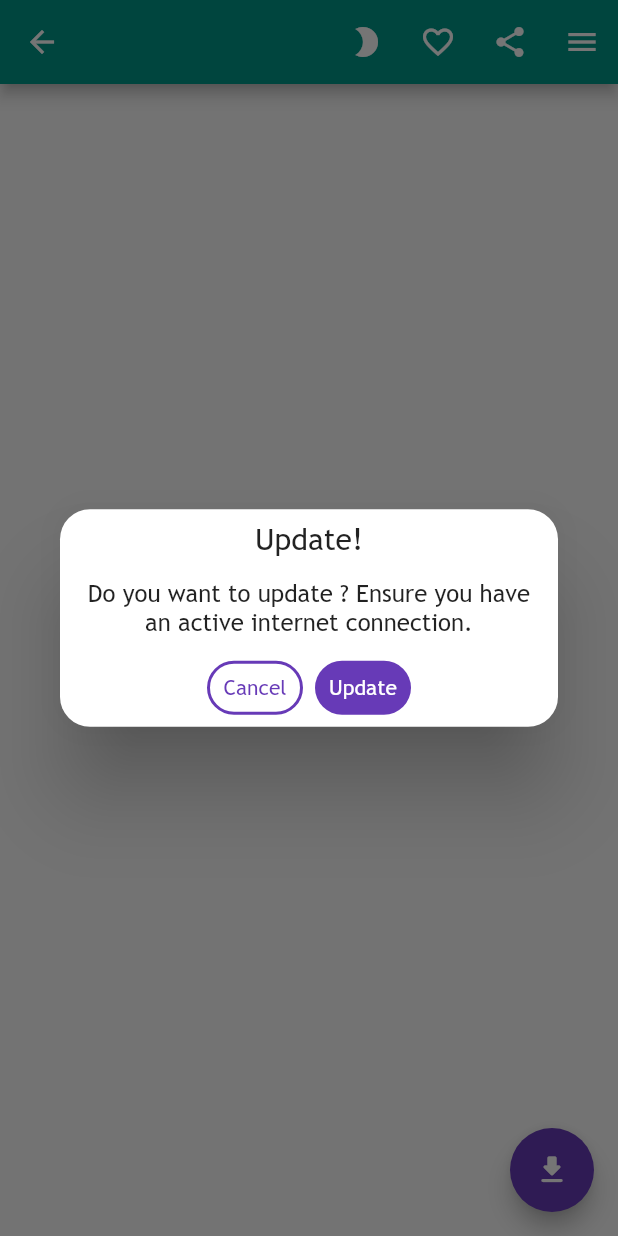
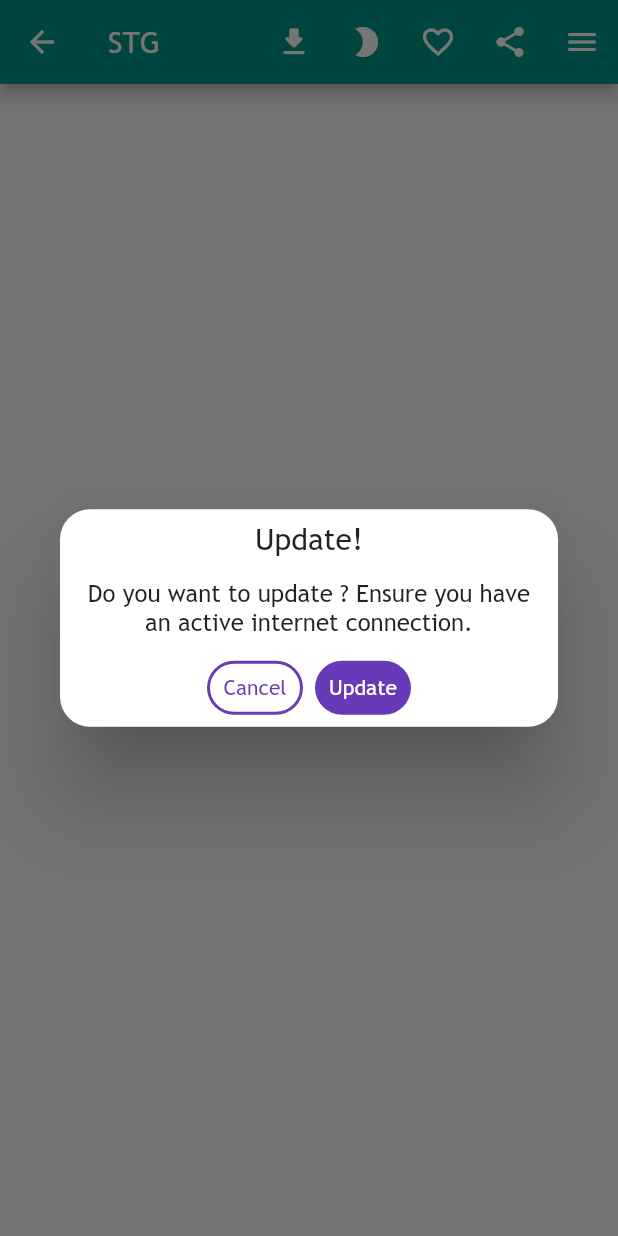
Before and after one commit to osamfrimpong/stg_app, a Flutter app: the ProviderDetails screen opened directly with empty values, after a tap on the "download" icon, on a phone screen of 412 x 824 dp. Run offline on Flutter 3.47's test engine with Material 2 defaults, Android fonts, the light colour scheme and no system bars; our stand-ins replace adaptive_theme, dio, expandable, flutter_widget_from_html, get, hive and 2 more; accounts and stored records are empty; generated files the repository leaves out were written again.

Commit message:
added condition title details screen

```diff
--- a/lib/screens/HomePage.dart
+++ b/lib/screens/HomePage.dart
@@ -24,7 +24,9 @@ class HomePage extends StatelessWidget {
   Widget build(BuildContext context) {
     return Scaffold(
       appBar: AppBar(
-        title: Text("STG 2017"),
+        title: Text(
+          "STG Ghana 2017",
+        ),
         elevation: 0.0,
         actions: [
           ValueListenableBuilder(
--- a/lib/screens/provider_details.dart
+++ b/lib/screens/provider_details.dart
@@ -26,7 +26,7 @@ class ProviderDetails extends StatelessWidget {
       key: _globalKey,
       appBar: AppBar(
         title: Text(
-          subItem.title,
+          "STG",
         ),
         leading: IconButton(
           onPressed: () => Get.back(),
@@ -35,6 +35,10 @@ class ProviderDetails extends StatelessWidget {
           ),
         ),
         actions: [
+          IconButton(
+            icon: Icon(Icons.download_rounded),
+            onPressed: () => _doUpdate(subItem),
+          ),
           themeSwitchButton(context),
           ChangeNotifierProvider<FavouritesModel>(
             create: (_) => FavouritesModel(subItem.id),
@@ -101,7 +105,28 @@ class ProviderDetails extends StatelessWidget {
                     ],
                   ),
                 )
-              : SingleChildScrollView(
+              : Column(
+                  crossAxisAlignment: CrossAxisAlignment.start,
+                  children: [
+                    Padding(
+                      padding: const EdgeInsets.only(
+                        bottom: 10.0,
+                        top: 10.0,
+                        left: 10.0,
+                        right: 10.0,
+                      ),
+                      child: Text(
+                        subItem.title.toUpperCase(),
+                        textAlign: TextAlign.left,
+                        style: TextStyle(
+                          fontWeight: FontWeight.bold,
+                          fontSize: 16.0,
+                          decoration: TextDecoration.underline,
+                        ),
+                      ),
+                    ),
+                    Expanded(
+                      child: SingleChildScrollView(
                         padding: EdgeInsets.all(10.0),
                         child: HtmlWidget(
                           htmlItem.content,
@@ -124,10 +149,9 @@ class ProviderDetails extends StatelessWidget {
                         ),
                       ),
                     ),
+                  ],
                 ),
-      floatingActionButton: FloatingActionButton(
-        onPressed: () => _doUpdate(subItem),
-        child: Icon(Icons.download_rounded),
+        ),
       ),
       drawer: navigationDrawer,
     );
```
Lines whose indentation alone changed are shown as unchanged.
